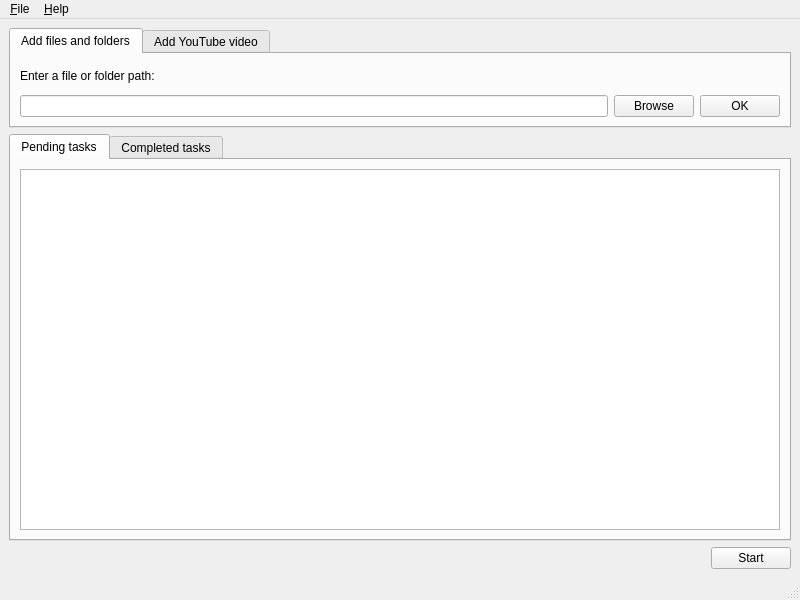
The window that src/gui/mainwindow.ui (danac/wandler) describes before a commit, drawn with Qt 5.
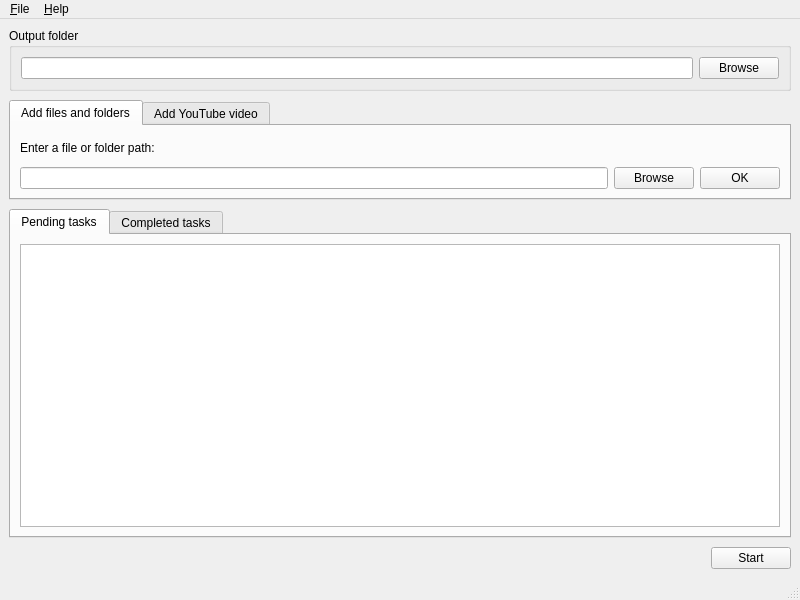
The same window after the commit.

Commit message: Added the UI layout and a producer/consumer structure

What changed in the file:
```diff
--- a/src/gui/mainwindow.ui
+++ b/src/gui/mainwindow.ui
@@ -14,22 +14,34 @@
    <string>MainWindow</string>
   </property>
   <widget class="QWidget" name="centralwidget">
-   <layout class="QGridLayout" name="gridLayout_2">
-    <item row="2" column="0">
-     <spacer name="horizontalSpacer">
-      <property name="orientation">
-       <enum>Qt::Horizontal</enum>
-      </property>
-      <property name="sizeHint" stdset="0">
-       <size>
-        <width>693</width>
-        <height>20</height>
-       </size>
-      </property>
-     </spacer>
-    </item>
+   <layout class="QGridLayout" name="gridLayout_4">
+    <property name="verticalSpacing">
+     <number>9</number>
+    </property>
     <item row="0" column="0" colspan="2">
+     <widget class="QGroupBox" name="groupBoxOutput">
+      <property name="title">
+       <string>Output folder</string>
+      </property>
+      <layout class="QGridLayout" name="gridLayout_2">
+       <item row="0" column="0">
+        <widget class="QLineEdit" name="lineEditOutputFolder"/>
+       </item>
+       <item row="0" column="1">
+        <widget class="QPushButton" name="pushButtonBrowseOutputFolder">
+         <property name="text">
+          <string>Browse</string>
+         </property>
+        </widget>
+       </item>
+      </layout>
+     </widget>
+    </item>
+    <item row="1" column="0" colspan="2">
      <widget class="QTabWidget" name="tabWidgetSource">
+      <property name="enabled">
+       <bool>true</bool>
+      </property>
       <property name="maximumSize">
        <size>
         <width>16777215</width>
@@ -87,8 +99,11 @@
       </widget>
      </widget>
     </item>
-    <item row="1" column="0" colspan="2">
+    <item row="2" column="0" colspan="2">
      <widget class="QTabWidget" name="tabWidgetLogs">
+      <property name="enabled">
+       <bool>true</bool>
+      </property>
       <property name="currentIndex">
        <number>0</number>
       </property>
@@ -109,7 +124,20 @@
       </widget>
      </widget>
     </item>
-    <item row="2" column="1">
+    <item row="3" column="0">
+     <spacer name="horizontalSpacer">
+      <property name="orientation">
+       <enum>Qt::Horizontal</enum>
+      </property>
+      <property name="sizeHint" stdset="0">
+       <size>
+        <width>693</width>
+        <height>20</height>
+       </size>
+      </property>
+     </spacer>
+    </item>
+    <item row="3" column="1">
      <widget class="QPushButton" name="pushButtonStart">
       <property name="text">
        <string>Start</string>
```
Left out of the diff: 61 changed lines with no effect on the pictures. The commit also changes 18 other files.
